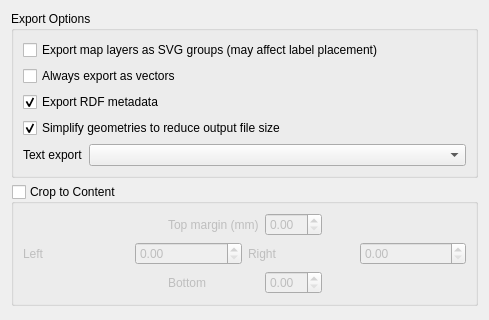
This is src/ui/layout/qgssvgexportoptions.ui in qgis/QGIS as Qt 5 draws it before an edit; both pictures show x 0 to 489 and y 0 to 320 of the 489 by 483 pixel window. The edited form follows.
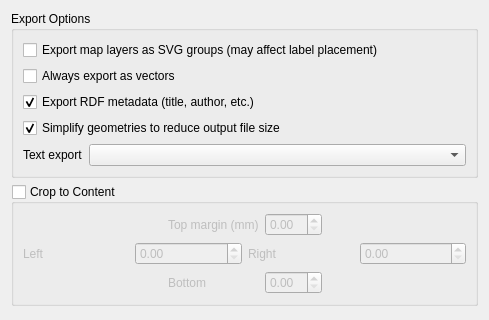
This is the edited form. Custom widgets are drawn as their Qt base class.

Commit message: Be more descriptive as to what 'RDF metadata' is

```diff
--- a/src/ui/layout/qgssvgexportoptions.ui
+++ b/src/ui/layout/qgssvgexportoptions.ui
@@ -36,7 +36,7 @@
       <item row="2" column="0" colspan="2">
        <widget class="QCheckBox" name="mIncludeMetadataCheckbox">
         <property name="text">
-         <string>Export RDF metadata</string>
+         <string>Export RDF metadata (title, author, etc.)</string>
         </property>
         <property name="checked">
          <bool>true</bool>
```
The commit also changes 1 other file.
